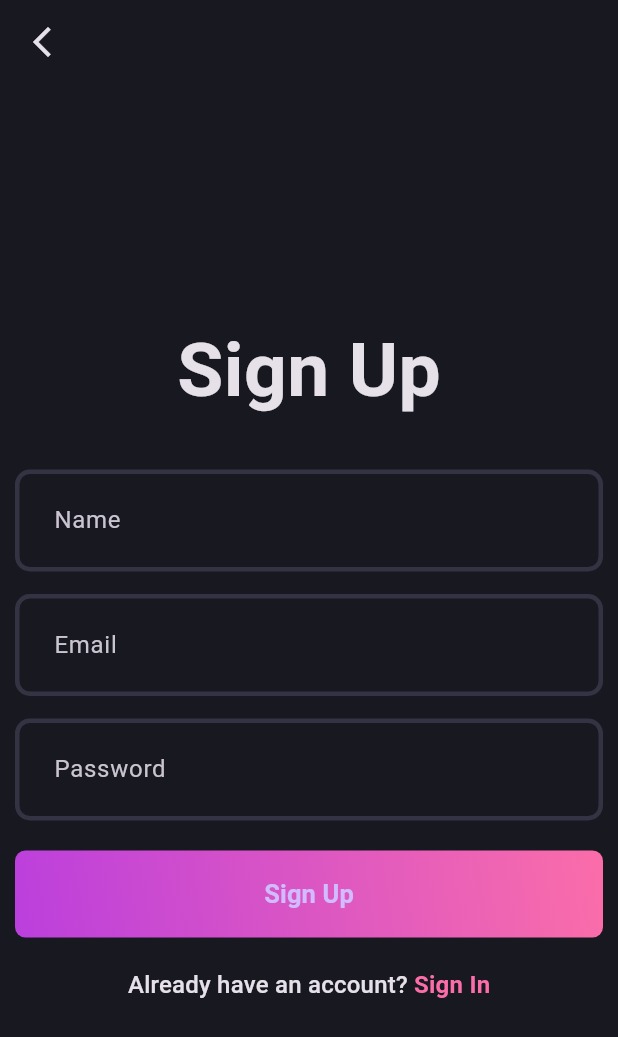
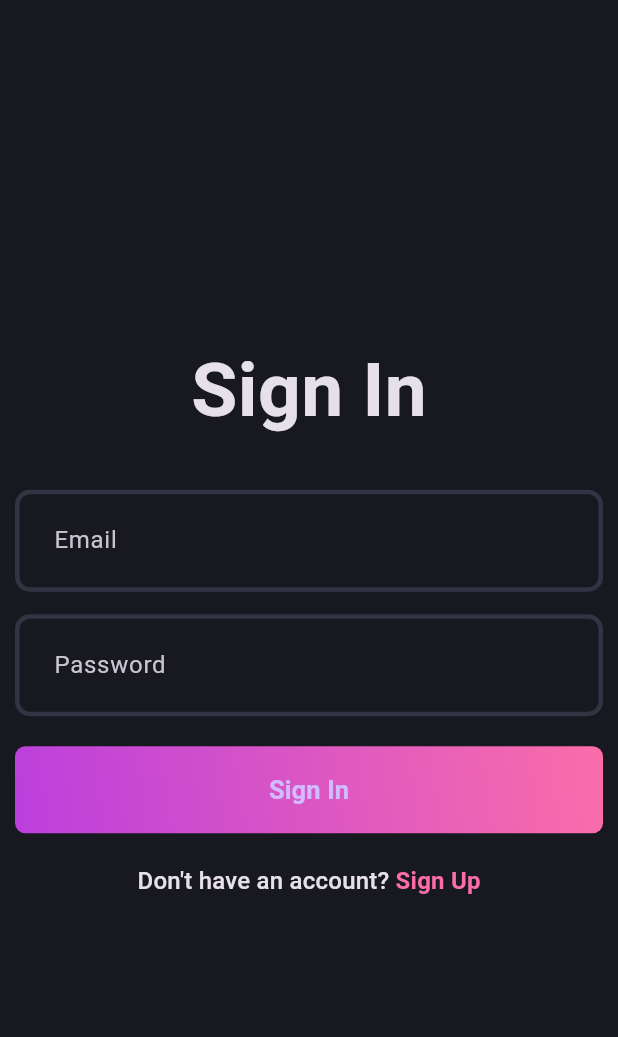
Before and after one commit to athanikarsadik/blog-app-clean-architecture, a Flutter app: the screen it shows after launch, on a phone screen of 412 x 824 dp. Shown: the top 1037 px of the screen. Run offline on Flutter 3.47's test engine with Material 3 defaults, Android fonts, the phone set to English and light mode, and no system bars; our stand-ins replace flutter_bloc, fpdart, get_it, supabase_flutter; accounts and stored records are empty.

```diff
--- /dev/null
+++ b/lib/core/common/cubits/app_user/app_user_cubit.dart
@@ -0,0 +1,18 @@
+import 'package:flutter/material.dart';
+import 'package:flutter_bloc/flutter_bloc.dart';
+
+import '../../entities/user.dart';
+
+part 'app_user_state.dart';
+
+class AppUserCubit extends Cubit<AppUserState> {
+  AppUserCubit() : super(AppUserInitial());
+
+  void updateUser(User? user) {
+    if (user == null) {
+      emit(AppUserInitial());
+    } else {
+      emit(AppUserLoggedIn(user: user));
+    }
+  }
+}
--- /dev/null
+++ b/lib/core/common/cubits/app_user/app_user_state.dart
@@ -0,0 +1,12 @@
+part of 'app_user_cubit.dart';
+
+@immutable
+sealed class AppUserState {}
+
+final class AppUserInitial extends AppUserState {}
+
+final class AppUserLoggedIn extends AppUserState {
+  final User user;
+
+  AppUserLoggedIn({required this.user});
+}
--- a/lib/core/common/widgets/loader.dart
+++ b/lib/core/common/widgets/loader.dart
@@ -5,6 +5,6 @@ class Loader extends StatelessWidget {
 
   @override
   Widget build(BuildContext context) {
-    return const CircularProgressIndicator();
+    return const Center(child: CircularProgressIndicator());
   }
 }
--- a/lib/features/auth/data/models/user_model.dart
+++ b/lib/features/auth/data/models/user_model.dart
@@ -1,4 +1,4 @@
-import 'package:blog_app/features/auth/domain/entities/user.dart';
+import 'package:blog_app/core/common/entities/user.dart';
 
 class UserModel extends User {
   UserModel({required super.id, required super.name, required super.email});
--- a/lib/features/auth/data/repositories/auth_repository_impl.dart
+++ b/lib/features/auth/data/repositories/auth_repository_impl.dart
@@ -1,7 +1,7 @@
 import 'package:blog_app/core/error/exceptions.dart';
 import 'package:blog_app/core/error/failures.dart';
 import 'package:blog_app/features/auth/data/datasources/auth_remote_data_source.dart';
-import 'package:blog_app/features/auth/domain/entities/user.dart';
+import 'package:blog_app/core/common/entities/user.dart';
 import 'package:blog_app/features/auth/domain/repository/auth_repository.dart';
 import 'package:fpdart/fpdart.dart';
 import 'package:supabase_flutter/supabase_flutter.dart' as sb;
--- a/lib/features/auth/domain/repository/auth_repository.dart
+++ b/lib/features/auth/domain/repository/auth_repository.dart
@@ -1,5 +1,5 @@
 import 'package:blog_app/core/error/failures.dart';
-import 'package:blog_app/features/auth/domain/entities/user.dart';
+import 'package:blog_app/core/common/entities/user.dart';
 import 'package:fpdart/fpdart.dart';
 
 abstract interface class AuthRepository {
--- a/lib/features/auth/domain/usecases/current_user.dart
+++ b/lib/features/auth/domain/usecases/current_user.dart
@@ -1,6 +1,6 @@
 import 'package:blog_app/core/error/failures.dart';
 import 'package:blog_app/core/usecase/usecase.dart';
-import 'package:blog_app/features/auth/domain/entities/user.dart';
+import 'package:blog_app/core/common/entities/user.dart';
 import 'package:blog_app/features/auth/domain/repository/auth_repository.dart';
 import 'package:fpdart/fpdart.dart';
 
--- a/lib/features/auth/domain/usecases/user_login.dart
+++ b/lib/features/auth/domain/usecases/user_login.dart
@@ -3,7 +3,7 @@ import 'package:blog_app/core/usecase/usecase.dart';
 import 'package:blog_app/features/auth/domain/repository/auth_repository.dart';
 import 'package:fpdart/fpdart.dart';
 
-import '../entities/user.dart';
+import '../../../../core/common/entities/user.dart';
 
 class UserLogin implements UseCase<User, UserLoginParams> {
   final AuthRepository authRepository;
--- a/lib/features/auth/domain/usecases/user_sign_up.dart
+++ b/lib/features/auth/domain/usecases/user_sign_up.dart
@@ -1,6 +1,6 @@
 import 'package:blog_app/core/error/failures.dart';
 import 'package:blog_app/core/usecase/usecase.dart';
-import 'package:blog_app/features/auth/domain/entities/user.dart';
+import 'package:blog_app/core/common/entities/user.dart';
 import 'package:blog_app/features/auth/domain/repository/auth_repository.dart';
 import 'package:fpdart/fpdart.dart';
 
--- a/lib/features/auth/presentation/bloc/auth_bloc.dart
+++ b/lib/features/auth/presentation/bloc/auth_bloc.dart
@@ -1,5 +1,6 @@
+import 'package:blog_app/core/common/cubits/app_user/app_user_cubit.dart';
 import 'package:blog_app/core/usecase/usecase.dart';
-import 'package:blog_app/features/auth/domain/entities/user.dart';
+import 'package:blog_app/core/common/entities/user.dart';
 import 'package:blog_app/features/auth/domain/usecases/current_user.dart';
 import 'package:blog_app/features/auth/domain/usecases/user_login.dart';
 import 'package:blog_app/features/auth/domain/usecases/user_sign_up.dart';
@@ -13,15 +14,20 @@ class AuthBloc extends Bloc<AuthEvent, AuthState> {
   final UserSignUp _userSignUp;
   final UserLogin _userLogin;
   final CurrentUser _currentUser;
+  final AppUserCubit _appUserCubit;
 
-  AuthBloc({
-    required UserSignUp userSignUp,
+  AuthBloc(
+      {required UserSignUp userSignUp,
       required UserLogin userLogin,
       required CurrentUser currentUser,
-  })  : _userSignUp = userSignUp,
+      required AppUserCubit appUserCubit})
+      : _userSignUp = userSignUp,
         _userLogin = userLogin,
         _currentUser = currentUser,
+        _appUserCubit = appUserCubit,
         super(AuthInitial()) {
+    on<AuthEvent>((_, emit) => emit(AuthBlocLoading()));
+
     on<AuthSignUp>(_onAuthSignup);
 
     on<AuthLogin>(_onAuthLogin);
@@ -30,28 +36,26 @@ class AuthBloc extends Bloc<AuthEvent, AuthState> {
   }
 
   void _onAuthSignup(AuthSignUp event, Emitter<AuthState> emit) async {
-    on<AuthSignUp>((event, emit) async {
-      emit(AuthBlocLoading());
     final res = await _userSignUp(
       UserSignupParams(
           email: event.email, name: event.name, password: event.password),
     );
 
-      res.fold((l) => emit(AuthBlocAuthFailure(message: l.message)),
-          (r) => AuthBlocAuthSuccess(user: r));
-    });
+    res.fold(
+      (l) => emit(AuthBlocAuthFailure(message: l.message)),
+      (user) => _emitAuthSuccess(user, emit),
+    );
   }
 
   void _onAuthLogin(AuthLogin event, Emitter<AuthState> emit) async {
-    on<AuthLogin>((event, emit) async {
-      emit(AuthBlocLoading());
     final res = await _userLogin(
       UserLoginParams(email: event.email, password: event.password),
     );
 
-      res.fold((l) => emit(AuthBlocAuthFailure(message: l.message)),
-          (r) => AuthBlocAuthSuccess(user: r));
-    });
+    res.fold(
+      (l) => emit(AuthBlocAuthFailure(message: l.message)),
+      (user) => _emitAuthSuccess(user, emit),
+    );
   }
 
   void _isUserLoggedIn(
@@ -60,7 +64,12 @@ class AuthBloc extends Bloc<AuthEvent, AuthState> {
 
     res.fold(
       (l) => emit(AuthBlocAuthFailure(message: l.message)),
-      (r) => emit(AuthBlocAuthSuccess(user: r)),
+      (user) => _emitAuthSuccess(user, emit),
     );
   }
+
+  void _emitAuthSuccess(User user, Emitter<AuthState> emit) {
+    _appUserCubit.updateUser(user);
+    emit(AuthBlocAuthSuccess(user: user));
   }
+}
--- a/lib/init_dependencies.dart
+++ b/lib/init_dependencies.dart
@@ -1,3 +1,4 @@
+import 'package:blog_app/core/common/cubits/app_user/app_user_cubit.dart';
 import 'package:blog_app/core/secrets/app_secrets.dart';
 import 'package:blog_app/features/auth/data/datasources/auth_remote_data_source.dart';
 import 'package:blog_app/features/auth/data/repositories/auth_repository_impl.dart';
@@ -18,6 +19,9 @@ Future<void> initDependencies() async {
     anonKey: AppSecrets.supabaseAnonKey,
   );
   serviceLocator.registerLazySingleton(() => supabase.client);
+
+  //core
+  serviceLocator.registerLazySingleton(() => AppUserCubit());
 }
 
 void _initAuth() {
@@ -56,6 +60,7 @@ void _initAuth() {
         userSignUp: serviceLocator(),
         userLogin: serviceLocator(),
         currentUser: serviceLocator(),
+        appUserCubit: serviceLocator(),
       ),
     );
 }
--- a/lib/main.dart
+++ b/lib/main.dart
@@ -1,7 +1,8 @@
+import 'package:blog_app/core/common/cubits/app_user/app_user_cubit.dart';
 import 'package:blog_app/core/theme/theme.dart';
 
 import 'package:blog_app/features/auth/presentation/bloc/auth_bloc.dart';
-import 'package:blog_app/features/auth/presentation/pages/signup_page.dart';
+import 'package:blog_app/features/auth/presentation/pages/login_page.dart';
 import 'package:blog_app/init_dependencies.dart';
 import 'package:flutter/material.dart';
 import 'package:flutter_bloc/flutter_bloc.dart';
@@ -11,6 +12,9 @@ void main() async {
   await initDependencies();
   runApp(MultiBlocProvider(
     providers: [
+      BlocProvider(
+        create: (_) => serviceLocator<AppUserCubit>(),
+      ),
       BlocProvider(
         create: (_) => serviceLocator<AuthBloc>(),
       ),
@@ -39,7 +43,21 @@ class _MyAppState extends State<MyApp> {
       title: 'Blog App',
       debugShowCheckedModeBanner: false,
       theme: AppTheme.darkThemeMode,
-      home: const SignUpPage(),
+      home: BlocSelector<AppUserCubit, AppUserState, bool>(
+        selector: (state) {
+          return state is AppUserLoggedIn;
+        },
+        builder: (context, isLoggedIn) {
+          if (isLoggedIn) {
+            return const Scaffold(
+              body: Center(
+                child: Text("Logged In"),
+              ),
+            );
+          }
+          return const LoginPage();
+        },
+      ),
     );
   }
 }
```
Also changed, not shown: lib/core/common/entities/user.dart (renamed from lib/features/auth/domain/entities/user.dart). Lines whose indentation alone changed are shown as unchanged.
